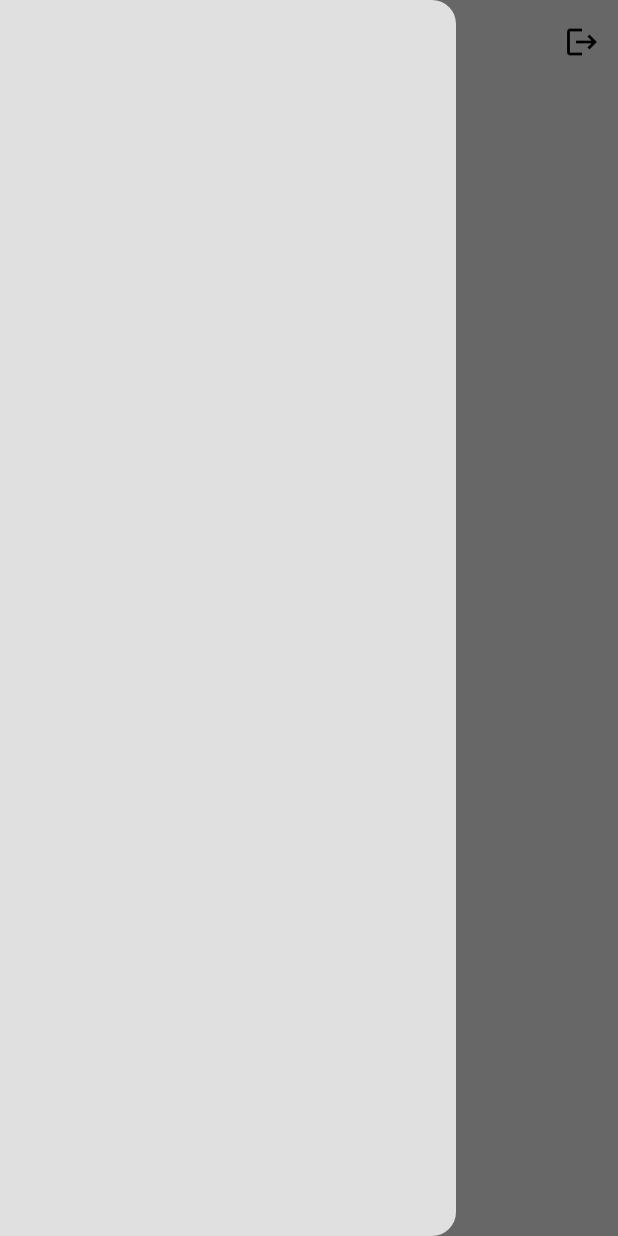
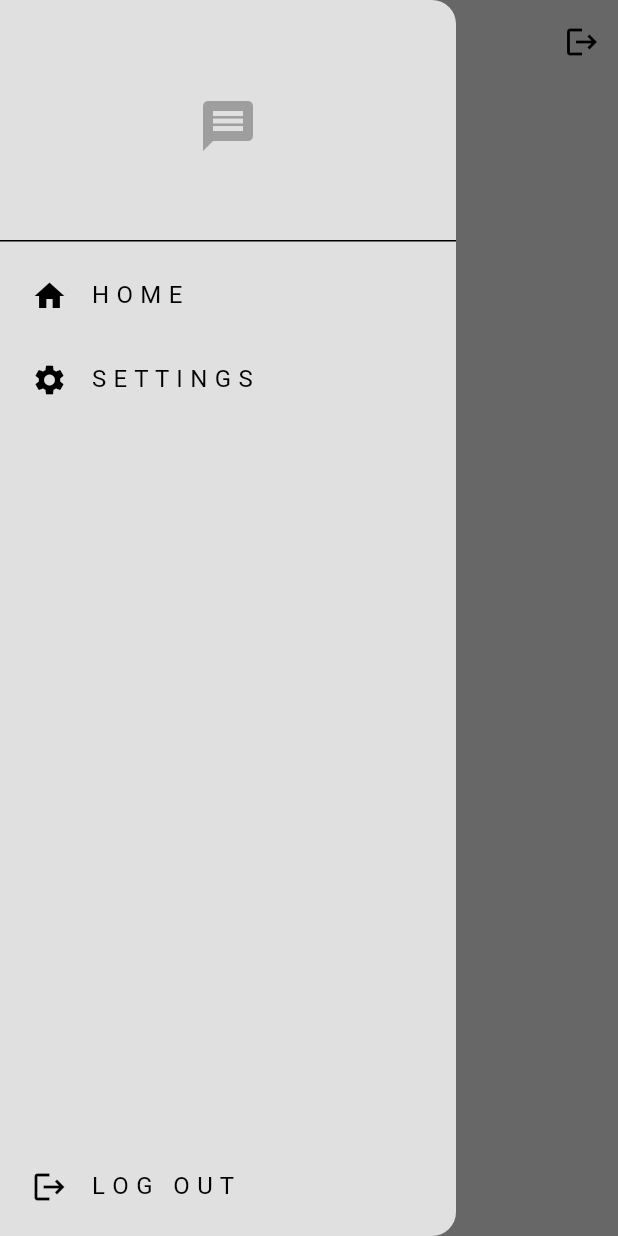
Before and after one commit to MkertyKitya/Mox_Messenger, a Flutter app: the screen it shows once a user with an empty profile is signed in, with the side drawer open, on a phone screen of 412 x 824 dp. Run offline on Flutter 3.47's test engine with Material 3 defaults, Android fonts, the light colour scheme and no system bars; our stand-ins replace firebase_auth, firebase_core; accounts and stored records are empty.

Commit message:
Feat: Home Page menu UPD

```diff
--- a/mox_beta/lib/components/my_drawer.dart
+++ b/mox_beta/lib/components/my_drawer.dart
@@ -8,14 +8,61 @@ class MyDrawer extends StatelessWidget {
     return Drawer(
       backgroundColor: Theme.of(context).scaffoldBackgroundColor,
       child: Column(
+        mainAxisAlignment: MainAxisAlignment.spaceBetween,
         children: [
-          // logo
-          DrawerHeader(
-            child: Center(child: Icon(Icons.message)),
-            // DrawerHeader
-            // home list tile
-            //settings list tile
-            // logout list tile
+          Column(
+            children: [
+              // logo
+              DrawerHeader(
+                child: Center(
+                  child: Icon(
+                    Icons.message,
+                    color: Theme.of(context).colorScheme.primary,
+                    size: 40,
+                  ),
+                ),
+              ),
+              // home list tile
+              Padding(
+                padding: const EdgeInsets.only(left: 5.0),
+                child: ListTile(
+                  title: Text("H O M E"),
+                  leading: Icon(Icons.home),
+                  onTap: () {
+                    //pop the drawer
+                    Navigator.pop(context);
+                  },
+                ),
+              ),
+
+              //settings list tile
+              Padding(
+                padding: const EdgeInsets.only(left: 5.0),
+                child: ListTile(
+                  title: Text("S E T T I N G S"),
+                  leading: Icon(Icons.settings),
+                  onTap: () {
+                    //pop the drawer
+                    Navigator.pop(context);
+
+                    //Navigate to settings page
+                    Navigator.push(
+                      context,
+                      MaterialPageRoute(builder: (context) => SettingsPage()),
+                    );
+                  },
+                ),
+              ),
+            ],
+          ),
+          // logout list tile
+          Padding(
+            padding: const EdgeInsets.only(left: 5.0, bottom: 5.0),
+            child: ListTile(
+              title: Text("L O G   O U T"),
+              leading: Icon(Icons.logout),
+              onTap: () {},
+            ),
           ),
         ],
       ),
--- a/mox_beta/lib/pages/home_page.dart
+++ b/mox_beta/lib/pages/home_page.dart
@@ -1,13 +1,14 @@
 import 'package:flutter/material.dart';
 import 'package:mox_beta/auth/auth_service.dart';
+import 'package:mox_beta/components/my_drawer.dart';
 
 class HomePage extends StatelessWidget {
   const HomePage({super.key});
 
   void logout() {
     //get auth service
-    final _auth = AuthService();
-    _auth.signOut();
+    final auth = AuthService();
+    auth.signOut();
   }
 
   @override
@@ -20,7 +21,7 @@ class HomePage extends StatelessWidget {
           IconButton(onPressed: logout, icon: Icon(Icons.logout)),
         ],
       ),
-      drawer: Drawer(),
+      drawer: MyDrawer(),
     );
   }
 }
```
Also changed, not shown: mox_beta/lib/pages/register_page.dart (+2 -5 lines).
